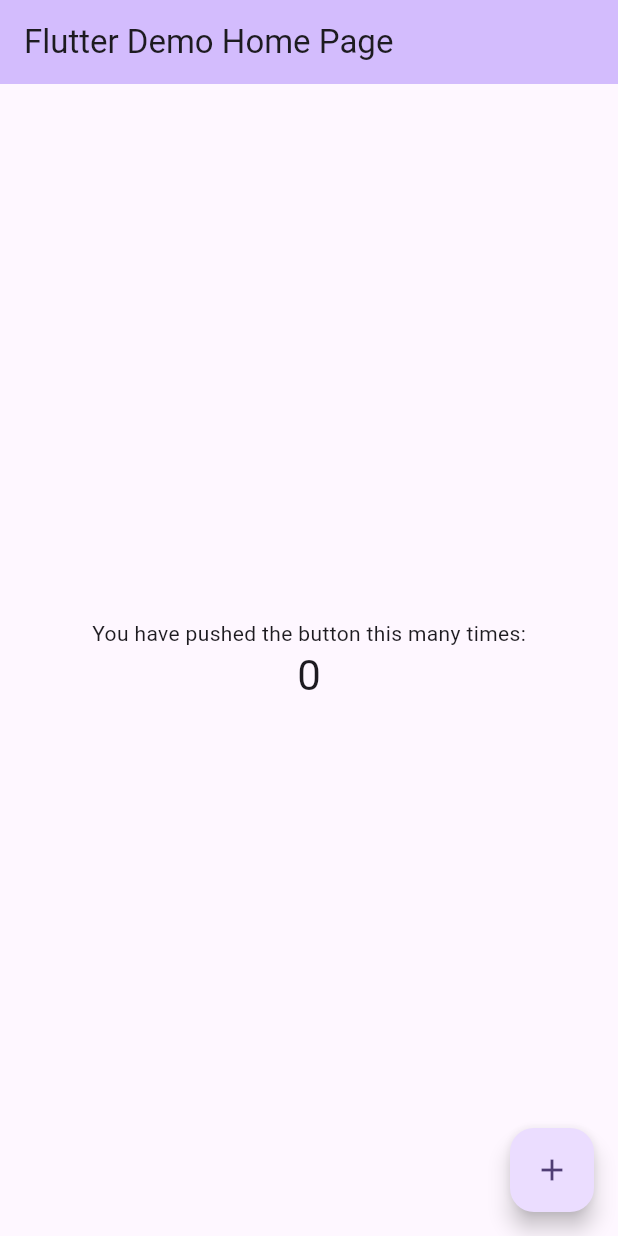
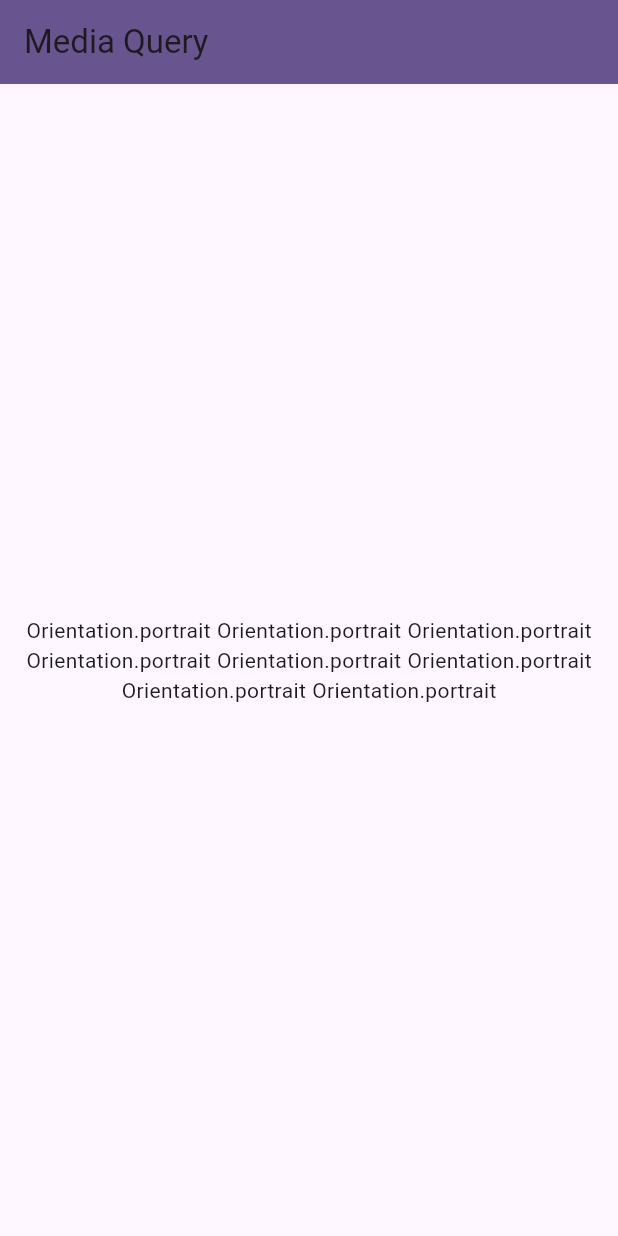
Before and after one commit to mahmud5658/app_dev_with_flutter, a Flutter app: the screen it shows after launch, on a phone screen of 412 x 824 dp. Run offline on Flutter 3.47's test engine with Material 3 defaults, Android fonts, the phone set to English and light mode, and no system bars.

Commit message:
flutter class

```diff
--- a/flutter_class/lib/main.dart
+++ b/flutter_class/lib/main.dart
@@ -1,4 +1,5 @@
 import 'package:flutter/material.dart';
+import 'package:flutter_class/module_9/mediaQuery.dart';
 
 void main() {
   runApp(const MyApp());
@@ -6,120 +7,17 @@
 
 class MyApp extends StatelessWidget {
   const MyApp({super.key});
-
-  // This widget is the root of your application.
   @override
   Widget build(BuildContext context) {
+
     return MaterialApp(
+      debugShowCheckedModeBanner: false,
       title: 'Flutter Demo',
       theme: ThemeData(
-        // This is the theme of your application.
-        //
-        // TRY THIS: Try running your application with "flutter run". You'll see
-        // the application has a purple toolbar. Then, without quitting the app,
-        // try changing the seedColor in the colorScheme below to Colors.green
-        // and then invoke "hot reload" (save your changes or press the "hot
-        // reload" button in a Flutter-supported IDE, or press "r" if you used
-        // the command line to start the app).
-        //
-        // Notice that the counter didn't reset back to zero; the application
-        // state is not lost during the reload. To reset the state, use hot
-        // restart instead.
-        //
-        // This works for code too, not just values: Most code changes can be
-        // tested with just a hot reload.
         colorScheme: ColorScheme.fromSeed(seedColor: Colors.deepPurple),
         useMaterial3: true,
       ),
-      home: const MyHomePage(title: 'Flutter Demo Home Page'),
+      home: const Media(),
     );
   }
 }
-
-class MyHomePage extends StatefulWidget {
-  const MyHomePage({super.key, required this.title});
-
-  // This widget is the home page of your application. It is stateful, meaning
-  // that it has a State object (defined below) that contains fields that affect
-  // how it looks.
-
-  // This class is the configuration for the state. It holds the values (in this
-  // case the title) provided by the parent (in this case the App widget) and
-  // used by the build method of the State. Fields in a Widget subclass are
-  // always marked "final".
-
-  final String title;
-
-  @override
-  State<MyHomePage> createState() => _MyHomePageState();
-}
-
-class _MyHomePageState extends State<MyHomePage> {
-  int _counter = 0;
-
-  void _incrementCounter() {
-    setState(() {
-      // This call to setState tells the Flutter framework that something has
-      // changed in this State, which causes it to rerun the build method below
-      // so that the display can reflect the updated values. If we changed
-      // _counter without calling setState(), then the build method would not be
-      // called again, and so nothing would appear to happen.
-      _counter++;
-    });
-  }
-
-  @override
-  Widget build(BuildContext context) {
-    // This method is rerun every time setState is called, for instance as done
-    // by the _incrementCounter method above.
-    //
-    // The Flutter framework has been optimized to make rerunning build methods
-    // fast, so that you can just rebuild anything that needs updating rather
-    // than having to individually change instances of widgets.
-    return Scaffold(
-      appBar: AppBar(
-        // TRY THIS: Try changing the color here to a specific color (to
-        // Colors.amber, perhaps?) and trigger a hot reload to see the AppBar
-        // change color while the other colors stay the same.
-        backgroundColor: Theme.of(context).colorScheme.inversePrimary,
-        // Here we take the value from the MyHomePage object that was created by
-        // the App.build method, and use it to set our appbar title.
-        title: Text(widget.title),
-      ),
-      body: Center(
-        // Center is a layout widget. It takes a single child and positions it
-        // in the middle of the parent.
-        child: Column(
-          // Column is also a layout widget. It takes a list of children and
-          // arranges them vertically. By default, it sizes itself to fit its
-          // children horizontally, and tries to be as tall as its parent.
-          //
-          // Column has various properties to control how it sizes itself and
-          // how it positions its children. Here we use mainAxisAlignment to
-          // center the children vertically; the main axis here is the vertical
-          // axis because Columns are vertical (the cross axis would be
-          // horizontal).
-          //
-          // TRY THIS: Invoke "debug painting" (choose the "Toggle Debug Paint"
-          // action in the IDE, or press "p" in the console), to see the
-          // wireframe for each widget.
-          mainAxisAlignment: MainAxisAlignment.center,
-          children: <Widget>[
-            const Text(
-              'You have pushed the button this many times:',
-            ),
-            Text(
-              '$_counter',
-              style: Theme.of(context).textTheme.headlineMedium,
-            ),
-          ],
-        ),
-      ),
-      floatingActionButton: FloatingActionButton(
-        onPressed: _incrementCounter,
-        tooltip: 'Increment',
-        child: const Icon(Icons.add),
-      ), // This trailing comma makes auto-formatting nicer for build methods.
-    );
-  }
-}
--- /dev/null
+++ b/flutter_class/lib/module_9/mediaQuery.dart
@@ -0,0 +1,40 @@
+import 'package:flutter/material.dart';
+
+class Media extends StatelessWidget {
+  const Media({super.key});
+
+  @override
+  Widget build(BuildContext context) {
+    print(MediaQuery.of(context).size);
+    print(MediaQuery.of(context).size.width);
+    print(MediaQuery.of(context).size.height);
+    print(MediaQuery.of(context).orientation);
+    print(MediaQuery.of(context).devicePixelRatio);
+    print(MediaQuery.of(context).displayFeatures);
+
+    print(MediaQuery.displayFeaturesOf(context));
+    print(MediaQuery.sizeOf(context));
+    return Scaffold(
+      appBar: AppBar(
+          title: const Text('Media Query'),
+          backgroundColor: Theme.of(context).primaryColor),
+          body: Center(
+            child: Wrap(
+              alignment: WrapAlignment.center,
+              crossAxisAlignment: WrapCrossAlignment.end,
+              spacing: 4,
+              children: [
+                Text(MediaQuery.of(context).orientation.toString()),
+                Text(MediaQuery.of(context).orientation.toString()),
+                Text(MediaQuery.of(context).orientation.toString()),
+                Text(MediaQuery.of(context).orientation.toString()),
+                Text(MediaQuery.of(context).orientation.toString()),
+                Text(MediaQuery.of(context).orientation.toString()),
+                Text(MediaQuery.of(context).orientation.toString()),
+                Text(MediaQuery.of(context).orientation.toString()),
+              ],
+            ),
+          ),
+    );
+  }
+}
```
